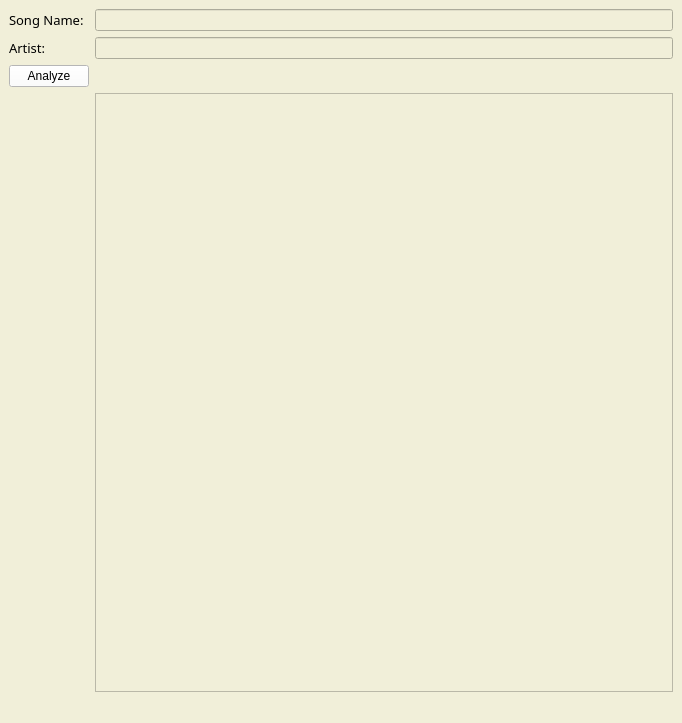
This is song_layout.ui in Azazel5/Song-Analyzer as Qt 5 draws it before an edit. The edited form follows.
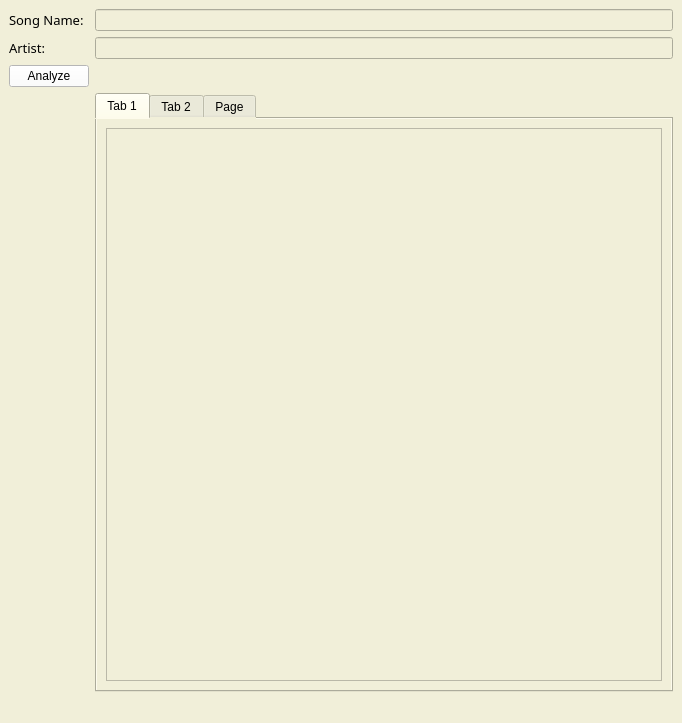
This is the edited form.

Commit message: Added QTabWidget with TextBrowser; gotta fix issues with tab change

Patch:
```diff
--- a/song_layout.ui
+++ b/song_layout.ui
@@ -30,9 +30,6 @@
     <string notr="true"/>
    </property>
    <layout class="QGridLayout" name="gridLayout">
-    <item row="3" column="2">
-     <widget class="QTextBrowser" name="textBrowser"/>
-    </item>
     <item row="0" column="0">
      <widget class="QLabel" name="label">
       <property name="font">
@@ -46,8 +43,45 @@
       </property>
      </widget>
     </item>
-    <item row="0" column="2">
-     <widget class="QLineEdit" name="lineEdit"/>
+    <item row="1" column="2">
+     <widget class="QLineEdit" name="artist_edit"/>
+    </item>
+    <item row="3" column="2">
+     <widget class="QTabWidget" name="info_tab">
+      <property name="currentIndex">
+       <number>0</number>
+      </property>
+      <widget class="QWidget" name="tab_5">
+       <attribute name="title">
+        <string>Tab 1</string>
+       </attribute>
+       <layout class="QHBoxLayout" name="horizontalLayout">
+        <item>
+         <widget class="QTextBrowser" name="textBrowser"/>
+        </item>
+       </layout>
+      </widget>
+      <widget class="QWidget" name="tab_6">
+       <attribute name="title">
+        <string>Tab 2</string>
+       </attribute>
+       <layout class="QHBoxLayout" name="horizontalLayout_3">
+        <item>
+         <widget class="QTextBrowser" name="textBrowser_3"/>
+        </item>
+       </layout>
+      </widget>
+      <widget class="QWidget" name="tab_7">
+       <attribute name="title">
+        <string>Page</string>
+       </attribute>
+       <layout class="QHBoxLayout" name="horizontalLayout_2">
+        <item>
+         <widget class="QTextBrowser" name="textBrowser_2"/>
+        </item>
+       </layout>
+      </widget>
+     </widget>
     </item>
     <item row="1" column="0">
      <widget class="QLabel" name="label_2">
@@ -61,8 +95,8 @@
       </property>
      </widget>
     </item>
-    <item row="1" column="2">
-     <widget class="QLineEdit" name="lineEdit_2"/>
+    <item row="0" column="2">
+     <widget class="QLineEdit" name="song_edit"/>
     </item>
     <item row="2" column="0">
      <widget class="QPushButton" name="Analyze">
```
Left out of the diff: 2 changed lines with no effect on the pictures. The commit also changes 3 other files.
